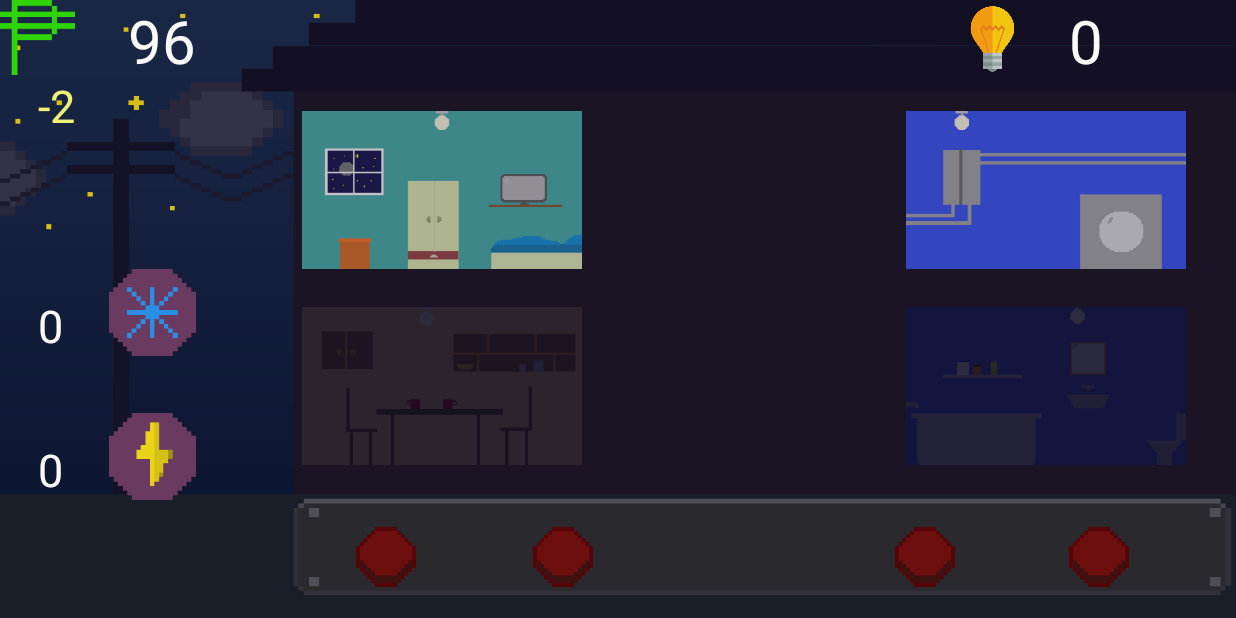
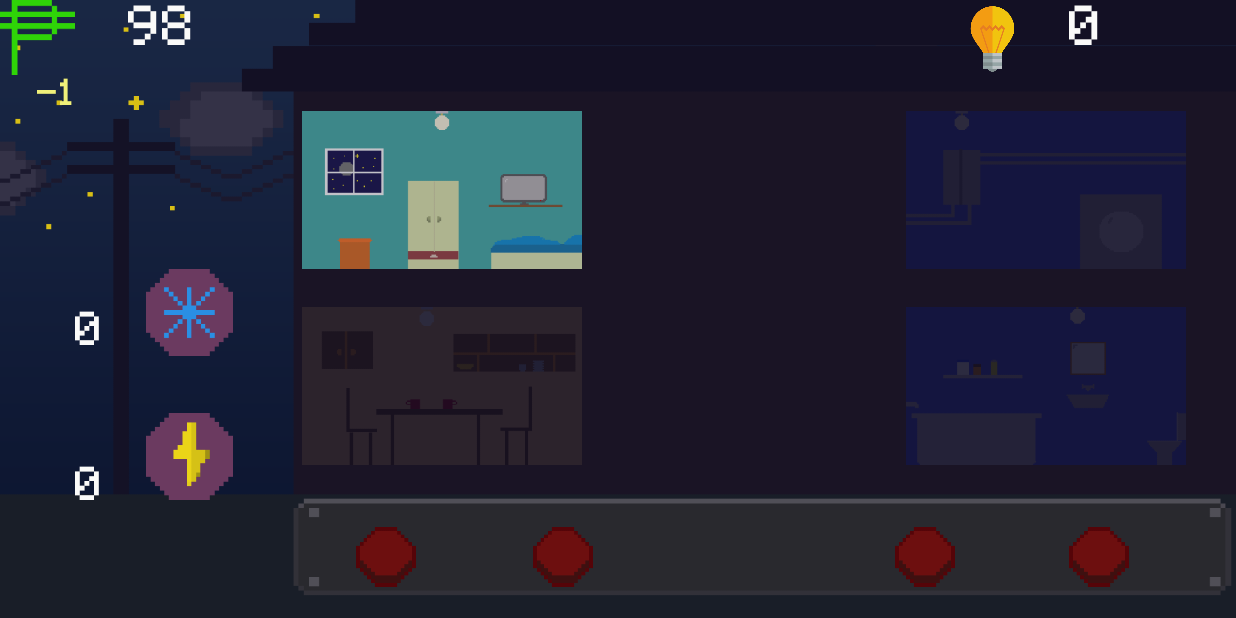
Before and after one commit to kingstonkoa/Lights_Out_TheSecond_Repo, an Android app: the EasyPlayGameActivity screen opened directly, with no data from a screen before it, on a phone screen of 824 x 412 dp (held sideways). Run offline under Robolectric (Android 15) with nearby library versions, the phone set to English and light mode, and no system bars.

Commit message:
post demo

```diff
--- a/app/src/main/java/com/koalition/edu/lightsout/EasyPlayGameActivity.java
+++ b/app/src/main/java/com/koalition/edu/lightsout/EasyPlayGameActivity.java
@@ -4,6 +4,7 @@ import android.annotation.TargetApi;
 import android.content.Context;
 import android.content.Intent;
 import android.content.SharedPreferences;
+import android.graphics.Typeface;
 import android.media.MediaPlayer;
 import android.os.Build;
 import android.os.Bundle;
@@ -47,6 +48,7 @@ public class EasyPlayGameActivity extends Activity {
     TextView deductionTextView;
     TextView freezeTimeCountTextView;
     TextView brownoutCountTextView;
+    Typeface pixelFont;
 
     ImageView freezeScreenImageView;
     Animation freezeFadeoutAnim;
@@ -60,11 +62,11 @@ public class EasyPlayGameActivity extends Activity {
 
     // GAME VARIABLES
     // timer for randomizing every randomizeSpeed
-    static int RANDOMIZE_SPEED = 2500;
+    static int RANDOMIZE_SPEED = 1500;
     int RANDOMIZE_COUNTER = 1;
     static int POINTS_LOST = 1;
     static int POINTS_GAINED = 10;
-    static int POSSIBLE_LIGHTS_ON = 2;
+    static int POSSIBLE_LIGHTS_ON = 1;
     static int STARTING_COINS = 100;
 
 
@@ -128,6 +130,14 @@ public class EasyPlayGameActivity extends Activity {
         freezeTimeCountTextView = (TextView) findViewById(R.id.tv_freeze_count);
         brownoutCountTextView = (TextView) findViewById(R.id.tv_brown_out_count);
         deductionTextView = (TextView) findViewById(R.id.tv_deduction);
+
+        pixelFont = Typeface.createFromAsset(getAssets(),"fonts/pixelmix.ttf");
+        moneyTextView.setTypeface(pixelFont);
+        scoreTextView.setTypeface(pixelFont);
+        freezeTimeCountTextView.setTypeface(pixelFont);
+        brownoutCountTextView.setTypeface(pixelFont);
+        deductionTextView.setTypeface(pixelFont);
+
 
 
         slideDownAnim = AnimationUtils.loadAnimation(getBaseContext(), R.anim.slide_down_deduction);
@@ -607,7 +617,8 @@ public class EasyPlayGameActivity extends Activity {
                         //randomizeAllRoomStatus();
                         refreshSwitches();
                         RANDOMIZE_COUNTER--;
-                        RANDOMIZE_SPEED = 1500;
+                        RANDOMIZE_SPEED = 1000;
+                        POSSIBLE_LIGHTS_ON = 2;
                     }
                 }
 
--- a/app/src/main/java/com/koalition/edu/lightsout/FreeCoinReceiver.java
+++ b/app/src/main/java/com/koalition/edu/lightsout/FreeCoinReceiver.java
@@ -17,7 +17,7 @@ import android.support.v4.app.NotificationCompat;
 public class FreeCoinReceiver extends BroadcastReceiver {
 
     static int count = 0; // replace this with values from your DB
-    final static int TIMER_SEC = 20;
+    final static int TIMER_SEC = 3600;
     final static int MA_PENDINGINTENT = 0;
     final static int NOTIF_ID = 0;
 
--- a/app/src/main/java/com/koalition/edu/lightsout/MediumPlayGameActivity.java
+++ b/app/src/main/java/com/koalition/edu/lightsout/MediumPlayGameActivity.java
@@ -68,7 +68,7 @@ public class MediumPlayGameActivity extends Activity {
     int RANDOMIZE_COUNTER = 1;
     static int POINTS_LOST = 1;
     static int POINTS_GAINED = 20;
-    static int POSSIBLE_LIGHTS_ON = 3;
+    static int POSSIBLE_LIGHTS_ON = 2;
     static int STARTING_COINS = 150;
 
     int currentDesign;
@@ -677,7 +677,8 @@ public class MediumPlayGameActivity extends Activity {
                         //randomizeAllRoomStatus();
                         refreshSwitches();
                         RANDOMIZE_COUNTER--;
-                        RANDOMIZE_SPEED = 1300;
+                        RANDOMIZE_SPEED = 1000;
+                        POSSIBLE_LIGHTS_ON = 3;
                     }
                 }
 
--- a/app/src/main/java/com/koalition/edu/lightsout/ShopMainActivity.java
+++ b/app/src/main/java/com/koalition/edu/lightsout/ShopMainActivity.java
@@ -5,6 +5,7 @@ import android.app.PendingIntent;
 import android.app.Service;
 import android.content.Intent;
 import android.content.SharedPreferences;
+import android.graphics.Typeface;
 import android.os.Bundle;
 import android.app.Activity;
 import android.os.SystemClock;
@@ -26,6 +27,8 @@ public class ShopMainActivity extends Activity {
     ImageView designButtonOnClick;
     TextView playerBalance;
 
+    Typeface pixelFont;
+
     SharedPreferences sharedPreferences;
 
     @Override
@@ -41,6 +44,9 @@ public class ShopMainActivity extends Activity {
         designButton = (ImageView) findViewById(R.id.design_button);
         designButtonOnClick = (ImageView) findViewById(R.id.design_button_clicked);
         playerBalance = (TextView) findViewById(R.id.player_balance);
+
+        pixelFont = Typeface.createFromAsset(getAssets(),"fonts/pixelmix.ttf");
+        playerBalance.setTypeface(pixelFont);
 
         /* hide onclick buttons**/
         powerUpButtonOnClick.setVisibility(View.INVISIBLE);
--- a/app/src/main/res/layout/activity_easy_play_game.xml
+++ b/app/src/main/res/layout/activity_easy_play_game.xml
@@ -112,11 +112,11 @@
         android:layout_toEndOf="@+id/easy_button3" />
 
     <TextView
-        android:layout_width="wrap_content"
+        android:layout_width="80dp"
         android:layout_height="wrap_content"
         android:text="0"
         android:textColor="#fafaf9"
-        android:textSize="40sp"
+        android:textSize="30sp"
         android:layout_alignParentTop="true"
         android:id="@+id/tv_easy_score"
         android:layout_alignStart="@+id/easy_button4"
@@ -157,11 +157,11 @@
         android:layout_alignStart="@+id/iv_freeze_time" />
 
     <TextView
-        android:layout_width="wrap_content"
+        android:layout_width="70dp"
         android:layout_height="wrap_content"
         android:text="100"
         android:textColor="#fafaf9"
-        android:textSize="40sp"
+        android:textSize="30sp"
         android:id="@+id/tv_money"
         android:layout_alignParentTop="true"
         android:layout_toEndOf="@+id/iv_money_label"
@@ -173,7 +173,7 @@
         android:layout_height="wrap_content"
         android:text="-1"
         android:textColor="#f0f079"
-        android:textSize="30sp"
+        android:textSize="20sp"
         android:id="@+id/tv_deduction"
         android:layout_below="@+id/iv_money_label"
         android:layout_alignEnd="@+id/iv_money_label" />
@@ -181,19 +181,19 @@
     <TextView
         android:layout_width="wrap_content"
         android:layout_height="wrap_content"
-        android:text=""
+        android:text="20"
         android:textColor="#fafaf9"
-        android:textSize="30sp"
+        android:textSize="25sp"
         android:id="@+id/tv_freeze_count"
-        android:layout_alignBottom="@+id/iv_freeze_time"
-        android:layout_alignStart="@+id/tv_deduction" />
+        android:layout_alignTop="@+id/easy_room3"
+        android:layout_toEndOf="@+id/tv_deduction" />
 
     <TextView
         android:layout_width="wrap_content"
         android:layout_height="wrap_content"
-        android:text=""
+        android:text="20"
         android:textColor="#fafaf9"
-        android:textSize="30sp"
+        android:textSize="25sp"
         android:id="@+id/tv_brown_out_count"
         android:layout_alignBottom="@+id/easy_house"
         android:layout_alignStart="@+id/tv_freeze_count" />
```
Also changed, not shown: app/src/main/java/com/koalition/edu/lightsout/DesignListActivity.java (+10 -2 lines), app/src/main/java/com/koalition/edu/lightsout/GameOverActivity.java (+9 -0 lines), app/src/main/java/com/koalition/edu/lightsout/PowerUpListActivity.java (+8 -2 lines), app/src/main/res/drawable/round_corner.xml (+6 -6 lines), app/src/main/res/layout/activity_insane_play_game.xml (+4 -4 lines), app/src/main/res/layout/activity_medium_play_game.xml (+7 -8 lines), app/src/main/assets/fonts/pixelmix.ttf (added), app/src/main/assets/fonts/pixelmix_bold.ttf (added).
